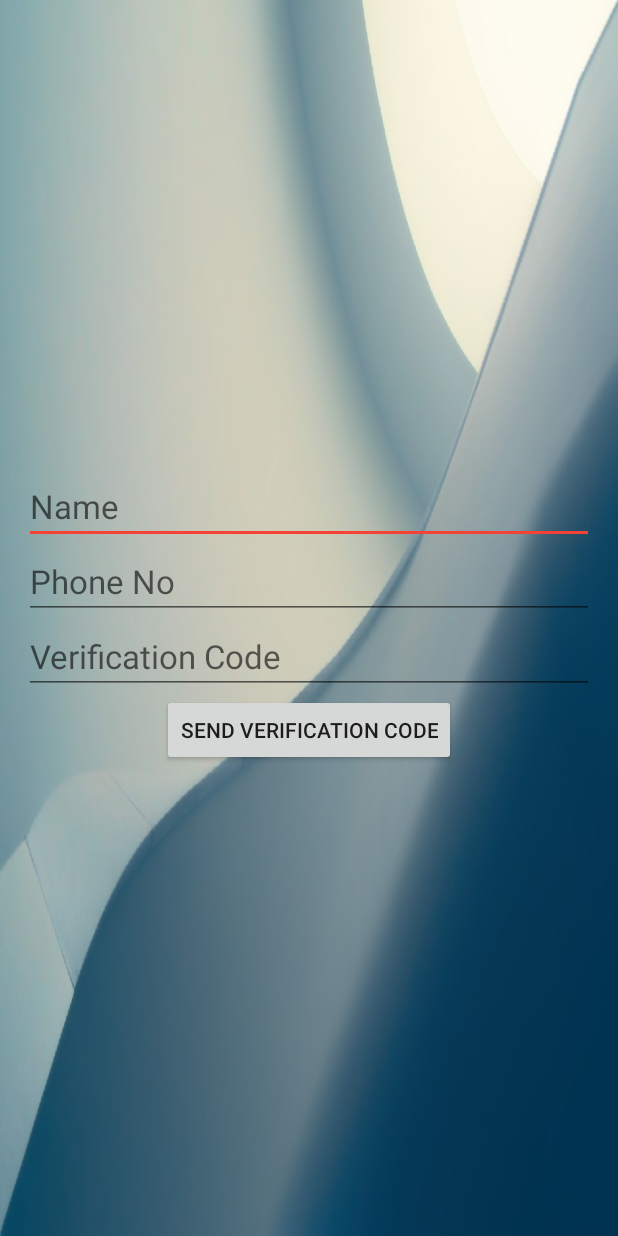
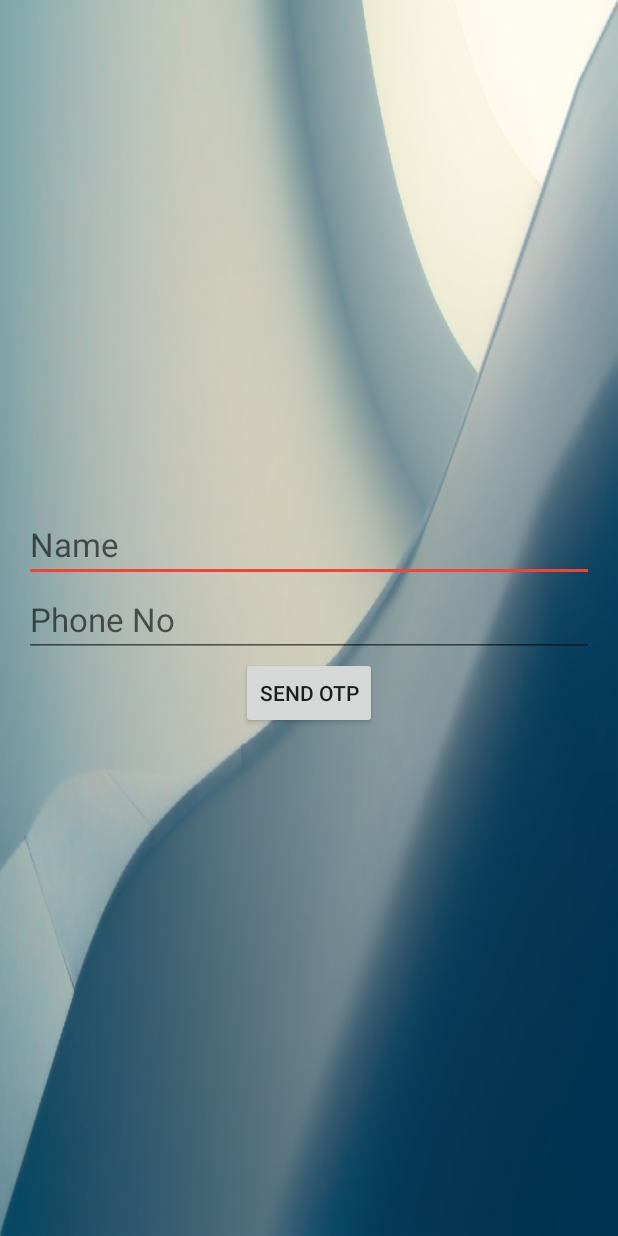
Before and after one commit to PrashantDhiman/Chatie, an Android app: the screen it shows after launch (LoginActivity), on a phone screen of 412 x 824 dp. Run offline under Robolectric (Android 15) with nearby library versions, the phone set to English and light mode, and no system bars; our stand-ins replace Firebase (no records; nobody signed in at launch, a user with empty details on screens opened directly).

Commit message:
Improved UI

```diff
--- a/app/src/main/java/com/prashantdhiman/chatie/activities/FindUserActivity.java
+++ b/app/src/main/java/com/prashantdhiman/chatie/activities/FindUserActivity.java
@@ -10,6 +10,8 @@ import android.os.Bundle;
 import android.provider.ContactsContract;
 import android.telephony.TelephonyManager;
 import android.util.Log;
+import android.view.View;
+import android.widget.ProgressBar;
 
 import com.google.firebase.auth.FirebaseAuth;
 import com.google.firebase.database.DataSnapshot;
@@ -41,6 +43,7 @@ public class FindUserActivity extends AppCompatActivity {
         userList=new ArrayList<>();
 
         initializeUserListRecyclerView();
+
         generateContactList();
     }
 
--- a/app/src/main/java/com/prashantdhiman/chatie/adapters/MessageAdapter.java
+++ b/app/src/main/java/com/prashantdhiman/chatie/adapters/MessageAdapter.java
@@ -72,7 +72,7 @@ public class MessageAdapter extends RecyclerView.Adapter<MessageAdapter.ViewHold
                                             public void onSuccess(Void aVoid) {
                                                 ((Activity)view.getContext()).finish();
                                                 ((Activity)view.getContext()).startActivity(((Activity)view.getContext()).getIntent());
-                                                Toast.makeText(view.getContext(),"Deleted",Toast.LENGTH_SHORT).show();
+                                                Toast.makeText(view.getContext(),"Deleted Successfully",Toast.LENGTH_SHORT).show();
                                             }
                                         })
                                         .addOnFailureListener(new OnFailureListener() {
--- a/app/src/main/res/layout/activity_main.xml
+++ b/app/src/main/res/layout/activity_main.xml
@@ -21,28 +21,31 @@
             android:layout_width="match_parent"
             android:layout_height="wrap_content"
             android:hint="Name"
-            android:textSize="22sp" />
+            android:textSize="22sp"
+            android:visibility="visible"/>
 
         <EditText
             android:id="@+id/phoneNoEditText"
             android:layout_width="match_parent"
             android:layout_height="wrap_content"
             android:hint="Phone No"
-            android:textSize="22sp" />
+            android:textSize="22sp"
+            android:visibility="visible"/>
 
         <EditText
             android:id="@+id/codeEditText"
             android:layout_width="match_parent"
             android:layout_height="wrap_content"
-            android:hint="Verification Code"
-            android:textSize="22sp" />
+            android:hint="Enter OTP"
+            android:textSize="22sp"
+            android:visibility="gone"/>
 
         <Button
             android:id="@+id/verifyButton"
             android:layout_width="wrap_content"
             android:layout_height="wrap_content"
             android:layout_gravity="center_horizontal"
-            android:text="Send Verification Code" />
+            android:text="Send OTP" />
 
     </LinearLayout>
 
```
Also changed, not shown: app/src/main/java/com/prashantdhiman/chatie/activities/LoginActivity.java (+14 -5 lines), app/src/main/java/com/prashantdhiman/chatie/activities/MainPageActivity.java (+8 -3 lines), app/src/main/res/layout/activity_main_page.xml (+13 -0 lines).
